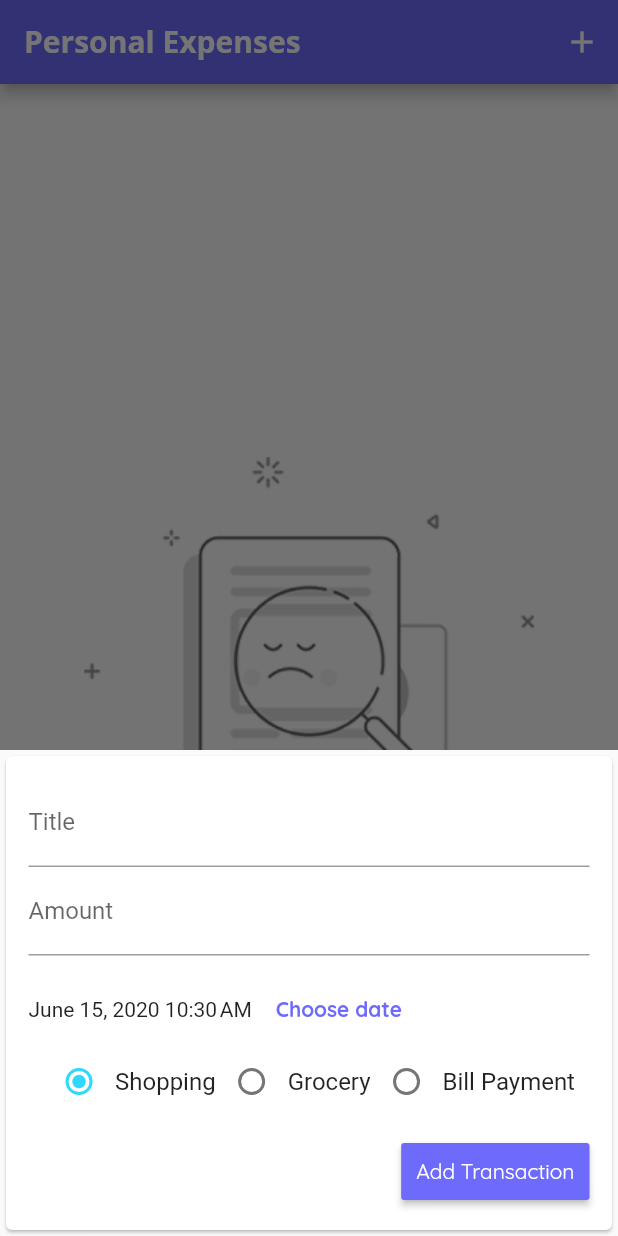
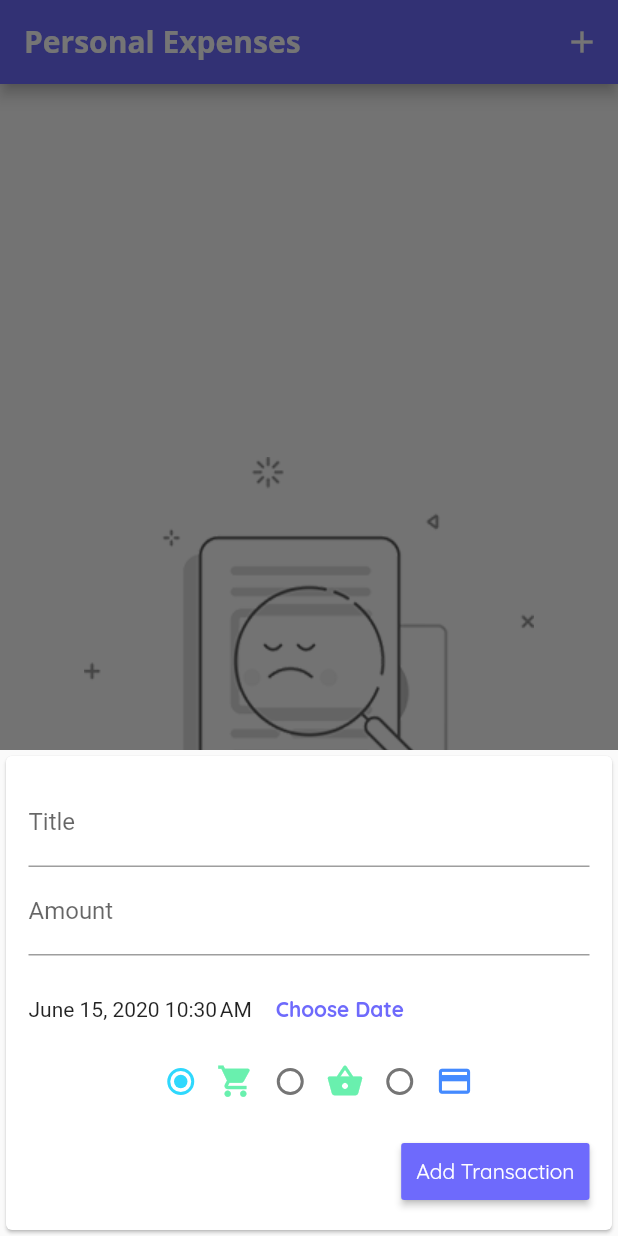
Before and after one commit to ganeshjaiwal/personal_expenses_app, a Flutter app: the screen it shows after launch, after a tap on the "add" icon, on a phone screen of 412 x 824 dp. Run offline on Flutter 3.47's test engine with Material 2 defaults, Android fonts, the phone set to English and light mode, and no system bars.

Commit message:
added ios styling

```diff
--- a/lib/main.dart
+++ b/lib/main.dart
@@ -72,6 +72,7 @@ class _MyHomePageState extends State<MyHomePage> {
     final index = transactions.indexWhere((tx) {
       return tx.id == transaction.id;
     });
+    transaction.type = _transactionType;
     setState(() {
       transactions.replaceRange(index, index + 1, [transaction]);
     });
@@ -85,6 +86,7 @@ class _MyHomePageState extends State<MyHomePage> {
     if (tx == null) {
       tx = new Transaction(id: null, title: null, amount: null, date: null);
     }
+    _transactionType = 'shopping';
     showModalBottomSheet(
       context: cxt,
       builder: (_) {
--- /dev/null
+++ b/lib/widgets/adaptive_flat_button.dart
@@ -0,0 +1,33 @@
+import 'dart:io';
+
+import 'package:flutter/material.dart';
+import 'package:flutter/cupertino.dart';
+
+class AdaptiveFlatButton extends StatelessWidget {
+  final String text;
+  final Function handler;
+  AdaptiveFlatButton(this.handler, this.text) {}
+  @override
+  Widget build(BuildContext context) {
+    return Platform.isIOS
+        ? CupertinoButton(
+            child: Text(
+              text,
+              style: TextStyle(
+                fontWeight: FontWeight.bold,
+              ),
+            ),
+            onPressed: handler,
+          )
+        : FlatButton(
+            child: Text(
+              text,
+              style: TextStyle(
+                fontWeight: FontWeight.bold,
+              ),
+            ),
+            onPressed: handler,
+            textColor: Theme.of(context).primaryColor,
+          );
+  }
+}
--- a/lib/widgets/new_transaction.dart
+++ b/lib/widgets/new_transaction.dart
@@ -1,9 +1,13 @@
+import 'dart:io';
+
+import 'package:flutter/cupertino.dart';
 import 'package:flutter/material.dart';
 import 'package:uuid/uuid.dart';
 import 'package:intl/intl.dart';
 
 import '../widgets/tansaction_type_buttons_list.dart';
 import '../models/transaction.dart';
+import '../widgets/adaptive_flat_button.dart';
 
 class NewTransaction extends StatefulWidget {
   final Function _addTransaction;
@@ -46,7 +50,6 @@ class _NewTransactionState extends State<NewTransaction> {
     if (enteredTitle.isEmpty || enteredAmount <= 0) {
       return;
     }
-
     if (widget.tx.id != null) {
       var transact = new Transaction(
         id: widget.tx.id,
@@ -139,16 +142,7 @@ class _NewTransactionState extends State<NewTransaction> {
                   Text(DateFormat.yMMMMd("en_US")
                       .add_jm()
                       .format(_selectedDate)),
-                  FlatButton(
-                    child: Text(
-                      'Choose date',
-                      style: TextStyle(
-                        fontWeight: FontWeight.bold,
-                      ),
-                    ),
-                    onPressed: _chooseDate,
-                    textColor: Theme.of(context).primaryColor,
-                  )
+                  AdaptiveFlatButton(_chooseDate, 'Choose Date')
                 ],
               ),
               TransactionTypeButtonsList(widget._setTransactionType, widget.tx),
@@ -156,9 +150,13 @@ class _NewTransactionState extends State<NewTransaction> {
                 height: 12.0,
               ),
               RaisedButton(
-                child: Text(
-                  'Add Transaction',
-                ),
+                child: widget.tx.id != null
+                    ? Text(
+                        'Update',
+                      )
+                    : Text(
+                        'Add Transaction',
+                      ),
                 color: Theme.of(context).primaryColor,
                 textColor: Theme.of(context).textTheme.button.color,
                 padding: EdgeInsets.all(10.0),
--- a/lib/widgets/tansaction_type_buttons_list.dart
+++ b/lib/widgets/tansaction_type_buttons_list.dart
@@ -33,30 +33,45 @@ class _TransactionTypeButtonsListState
           groupValue: _radioValue1,
           onChanged: _handleRadioValueChange1,
         ),
-        new Text(
-          'Shopping',
-          style: new TextStyle(fontSize: 16.0),
+        Icon(
+          Icons.shopping_cart,
+          color: Colors.greenAccent,
+          size: 25.0,
         ),
+        // new Text(
+        //   'Shopping',
+        //   style: new TextStyle(fontSize: 16.0),
+        // ),
         new Radio(
           value: 2,
           groupValue: _radioValue1,
           onChanged: _handleRadioValueChange1,
         ),
-        new Text(
-          'Grocery',
-          style: new TextStyle(
-            fontSize: 16.0,
-          ),
+        Icon(
+          Icons.shopping_basket,
+          color: Colors.greenAccent,
+          size: 25.0,
         ),
+        // new Text(
+        //   'Grocery',
+        //   style: new TextStyle(
+        //     fontSize: 16.0,
+        //   ),
+        // ),
         new Radio(
           value: 3,
           groupValue: _radioValue1,
           onChanged: _handleRadioValueChange1,
         ),
-        new Text(
-          'Bill Payment',
-          style: new TextStyle(fontSize: 16.0),
+        Icon(
+          Icons.payment,
+          color: Colors.blueAccent,
+          size: 25.0,
         ),
+        // new Text(
+        //   'Bill Payment',
+        //   style: new TextStyle(fontSize: 16.0),
+        // ),
       ],
     );
   }
--- a/lib/widgets/transaction_list.dart
+++ b/lib/widgets/transaction_list.dart
@@ -68,7 +68,7 @@ class TransactionsList extends StatelessWidget {
   }
 
   Widget _showOptionsForTransaction(tx) {
-    print(tx);
+    // print(tx);
     return PopupMenuButton<int>(
       padding: EdgeInsets.only(right: 10.0),
       onSelected: (val) => _onMenuSelected(val, tx),
@@ -144,7 +144,6 @@ class TransactionsList extends StatelessWidget {
       color = Colors.orangeAccent;
       // Default icon
     }
-
     return CircleAvatar(
       backgroundColor: Color.fromRGBO(47, 216, 253, 0.1),
       child: Container(
```
